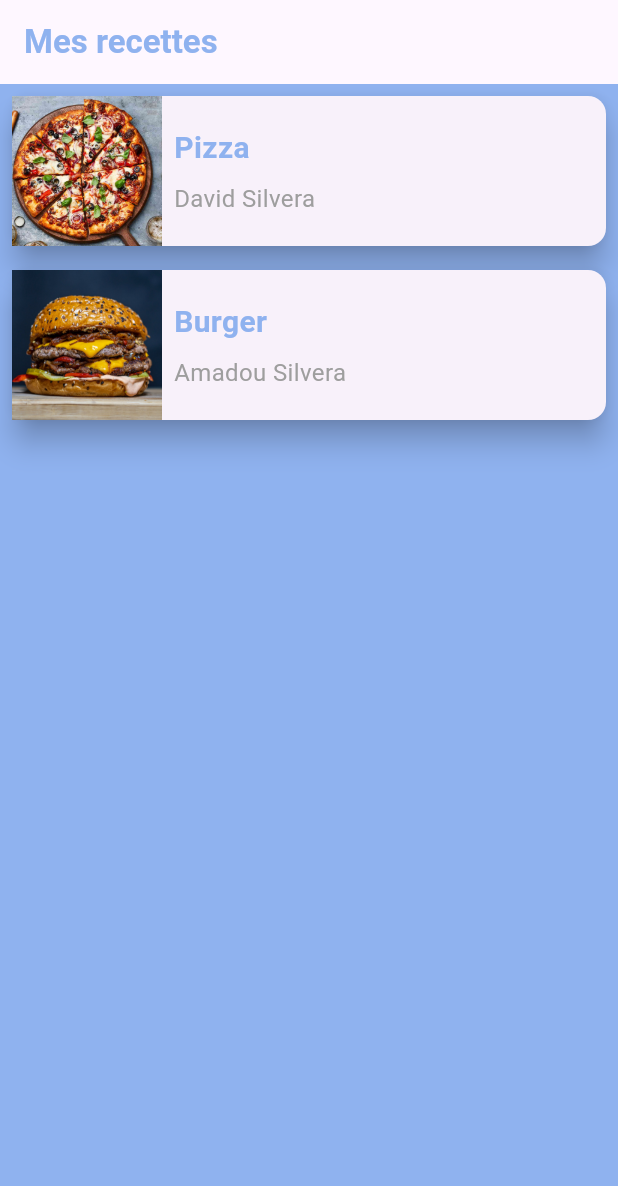
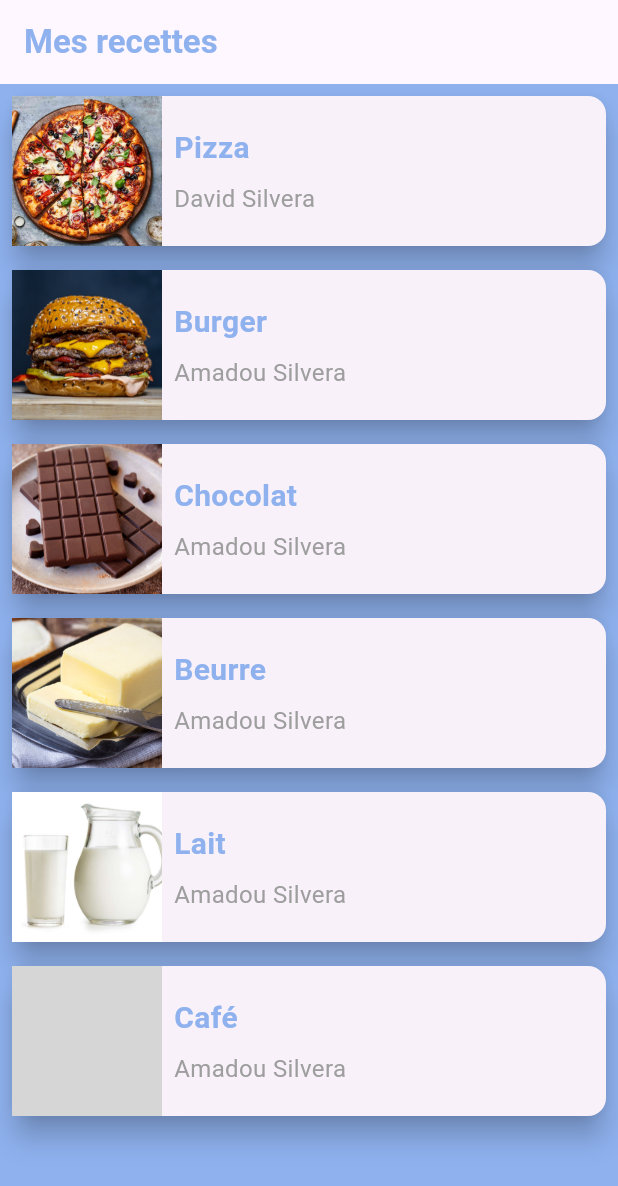
Before and after one commit to gayetalib/flutter-test-app2, a Flutter app: the screen it shows after launch, on a phone screen of 412 x 824 dp. Shown: the top 1186 px of the screen. Run offline on Flutter 3.47's test engine with Material 3 defaults, Android fonts, the phone set to English and light mode, and no system bars; our stand-ins replace cached_network_image, transparent_image; grey boxes are pictures that could not be loaded.

Commit message:
ListView.builder OK

```diff
--- a/lib/recipeListScreen.dart
+++ b/lib/recipeListScreen.dart
@@ -3,7 +3,7 @@ import 'package:flutter_test_app2/recetteModel.dart';
 
 class ReccipeListScreen extends StatelessWidget {
   //const ReccipeListScreen({super.key});
-  final List<RecetteModel> recipes = [
+  final List<RecetteModel> recipeList = [
     RecetteModel(
         "Pizza",
         "David Silvera",
@@ -35,14 +35,14 @@ class ReccipeListScreen extends StatelessWidget {
     RecetteModel(
         "Lait",
         "Amadou Silvera",
-        "images/lai.jpg",
+        "images/lait.jpg",
         "Je suis entrain de coder. Le codage est une recommandation qui me fait vraiment plaisir",
         false,
         17),
     RecetteModel(
         "Café",
         "Amadou Silvera",
-        "images/cafe.jpg",
+        "images/café.jpg",
         "Je suis entrain de coder. Le codage est une recommandation qui me fait vraiment plaisir",
         false,
         17)
@@ -61,34 +61,11 @@ class ReccipeListScreen extends StatelessWidget {
         ),
         //backgroundColor: Colors.grey,
       ),
-      body: ListView(
-        children: [
-          RecipeItemWidget(
-              recetteModel: RecetteModel(
-                  "Pizza",
-                  "David Silvera",
-                  "images/pizza.jpg",
-                  "Je suis entrain de coder. Le codage est une recommandation qui me fait vraiment plaisir",
-                  false,
-                  17)),
-          //Divider(),
-          RecipeItemWidget(
-              recetteModel: RecetteModel(
-                  "Burger",
-                  "Amadou Silvera",
-                  "images/burger.jpg",
-                  "Je suis entrain de coder. Le codage est une recommandation qui me fait vraiment plaisir",
-                  false,
-                  17))
-          // ListTile(
-          //   leading: Icon(Icons.fastfood),
-          //   title: Text('Burger Maison'),
-          // ),
-          // ListTile(
-          //   leading: Icon(Icons.fastfood),
-          //   title: Text('Pizza Maison'),
-          // )
-        ],
+      body: ListView.builder(
+        itemCount: recipeList.length,
+        itemBuilder: (context, index) {
+          return RecipeItemWidget(recetteModel: recipeList[index]);
+        },
       ),
     );
   }
--- a/pubspec.yaml
+++ b/pubspec.yaml
@@ -63,11 +63,7 @@ flutter:
 
   # To add assets to your application, add an assets section, like this:
   assets:
-    - images/pizza.jpg
-    - images/burger.jpg
-    - images/chocolat.jpg
-    - images/beurre.jpg
-    - images/café.jpg
+    - images/
     # - images/a_dot_ham.jpeg
 
   # An image asset can refer to one or more resolution-specific "variants", see
```
Also changed, not shown: 1 other file.
